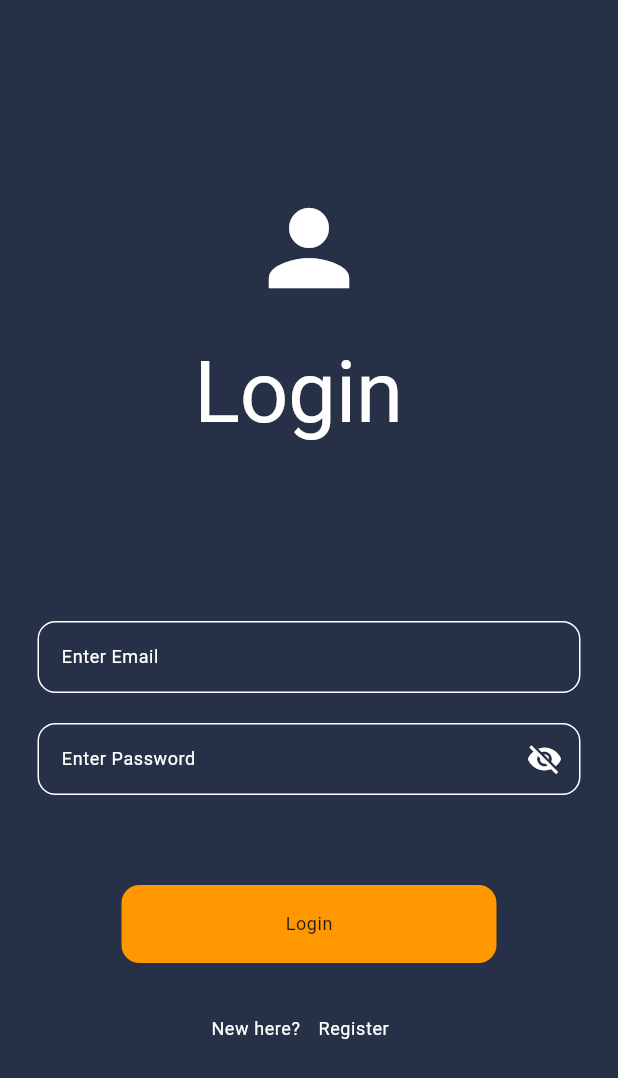
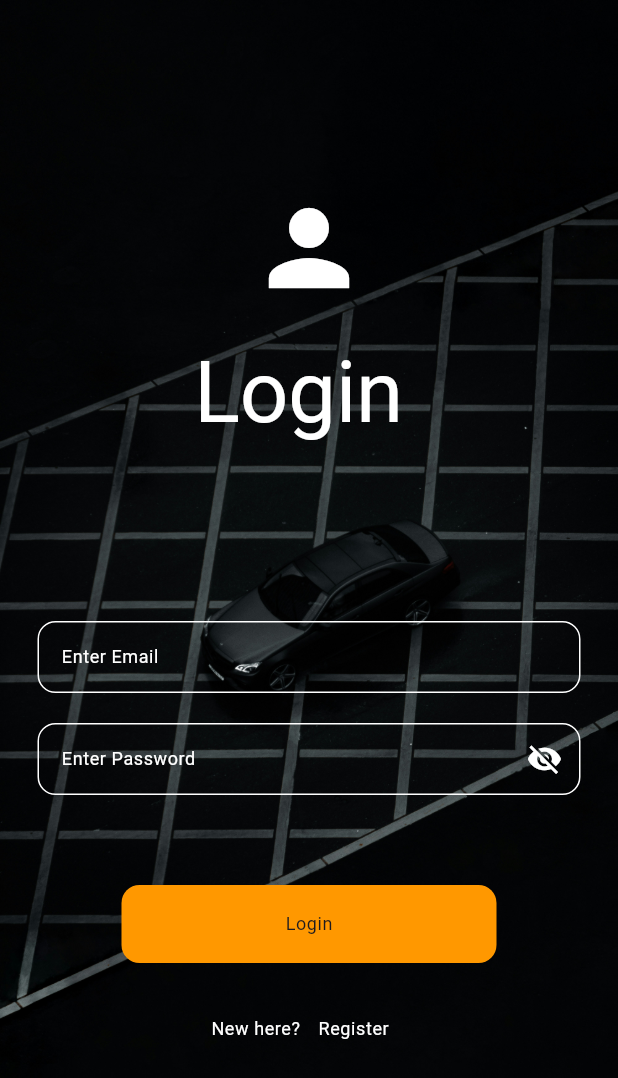
Before and after one commit to Bibinpeter/Car_Rental, a Flutter app: the screen it shows after launch, after a tap on an icon or button, on a phone screen of 412 x 824 dp. Shown: the top 1078 px of the screen. Run offline on Flutter 3.47's test engine with Material 3 defaults, Android fonts, the phone set to English and light mode, and no system bars; drawn by our look-alikes of widget_circular_animator; our stand-ins replace bloc, cloud_firestore, firebase_auth, firebase_core, flutter_bloc, flutter_map and 2 more; accounts and stored records are empty.

```diff
--- a/lib/application/presentation/screens/auth/auth_bloc/bloc/auth_state.dart
+++ b/lib/application/presentation/screens/auth/auth_bloc/bloc/auth_state.dart
@@ -7,6 +7,7 @@ class AuthInitial extends AuthState {}
 
 class AuthLoading extends AuthState{}
 
+// ignore: must_be_immutable
 class Authenticated extends AuthState{
 User? user;
   Authenticated(  this.user);
--- a/lib/application/presentation/screens/auth/splash/splash.dart
+++ b/lib/application/presentation/screens/auth/splash/splash.dart
@@ -1,6 +1,4 @@
-import 'package:animated_splash_screen/animated_splash_screen.dart';
 import 'package:carrental/application/presentation/screens/auth/auth_bloc/bloc/auth_bloc.dart';
-import 'package:carrental/application/presentation/screens/auth/view/login_view.dart';
 import 'package:flutter/material.dart';
 import 'package:flutter_bloc/flutter_bloc.dart';
 
@@ -29,12 +27,28 @@ class SplashPage extends StatelessWidget {
             Navigator.pushReplacementNamed(context, '/onboarding');
           }
         },
-        child: AnimatedSplashScreen(
-          splash: Image.asset('assets/images/splashcar.png'),
-          splashIconSize: 350,
-          nextScreen: LoginPage(),
-          splashTransition: SplashTransition.scaleTransition,
-          duration: 2000,
-        ));
+        child:Scaffold(
+      body: Container(
+        height: double.infinity,
+        width: double.infinity,
+        child: Column(
+          mainAxisAlignment: MainAxisAlignment.center,
+          children: [
+            Container(
+              child: Image.asset(
+                'assets/images/splashcar.png',
+                height: 350,
+                width: 350,
+              ),
+            ),
+            Text(
+              "Firebase Bloc App",
+              style: Theme.of(context).textTheme.displayLarge,
+            )
+          ],
+        ),
+      ),
+    ),
+    );
   }
 }
--- a/lib/application/presentation/screens/auth/view/login_view.dart
+++ b/lib/application/presentation/screens/auth/view/login_view.dart
@@ -4,18 +4,6 @@ import 'package:carrental/domain/constants/constants.dart';
 import 'package:flutter/material.dart';
 import 'package:flutter_bloc/flutter_bloc.dart';
 import 'package:widget_circular_animator/widget_circular_animator.dart';
-
-class LoginViewWrapper extends StatelessWidget {
-  const LoginViewWrapper({super.key});
-
-  @override
-  Widget build(BuildContext context) {
-    return BlocProvider(
-      create: (context) => AuthBloc(),
-      child: LoginPage(),
-    );
-  }
-}
 
 class LoginPage extends StatefulWidget {
   const LoginPage({super.key});
@@ -54,15 +42,28 @@ class _LoginPageState extends State<LoginPage> {
       }
 
       return Scaffold(
-          body: Container(
+        resizeToAvoidBottomInset: true,
+        body: Stack(
+          children: [
+
+            Positioned.fill(
+              child: Image.asset(
+                'assets/images/login.jpg',
+                fit: BoxFit.cover,
+              ),
+            ),
+            Container(
               padding: const EdgeInsets.symmetric(horizontal: 25),
               height: double.infinity,
               width: double.infinity,
+              child: SingleChildScrollView(
                 child: Column(
                   mainAxisAlignment: MainAxisAlignment.start,
                   children: [
                     const SizedBox(height: 100,),
                     const WidgetCircularAnimator(
+                      outerColor: Colors.orange,
+                      innerColor: Colors.orange,
                       size: 130,
                       child: Icon(
                         Icons.person,
@@ -79,6 +80,7 @@ class _LoginPageState extends State<LoginPage> {
                       height: 120,
                     ),
                     CustomTextFormField(
+                      keyboardType: TextInputType.emailAddress,
                         controller: _emailController, hintText: "Enter Email"),
                     const SizedBox(
                       height: 20,
@@ -134,7 +136,11 @@ class _LoginPageState extends State<LoginPage> {
                     )
                   ],
                 ),
-      ));
+              ),
+            ),
+          ],
+        ),
+      );
     });
   }
 }
--- a/lib/application/presentation/screens/auth/view/onboarding.dart
+++ b/lib/application/presentation/screens/auth/view/onboarding.dart
@@ -41,7 +41,7 @@ class OnboardingPage extends StatelessWidget {
                   height: 54,
                   child: ElevatedButton(
                       onPressed: (){
-                         Navigator.push(context, MaterialPageRoute(builder: (context) => LoginViewWrapper(),));
+                         Navigator.push(context, MaterialPageRoute(builder: (context) => LoginPage(),));
                       },
                       style: ElevatedButton.styleFrom(
                         foregroundColor: Colors.black,
--- a/lib/application/presentation/screens/auth/widgets/customtextformfield.dart
+++ b/lib/application/presentation/screens/auth/widgets/customtextformfield.dart
@@ -13,21 +13,19 @@ class CustomTextFormField extends StatefulWidget {
   final TextStyle? errorStyle;
   final Widget? prefixIcon;
   final Widget? suffixIcon;
-  // ignore: prefer_typing_uninitialized_variables
-  final type;
+  final TextInputType? keyboardType;
   final TextStyle? style;
-  // ignore: prefer_typing_uninitialized_variables
-  final maxlines;
+  final int maxLines;
 
   const CustomTextFormField({
     super.key,
     this.hintstyle,
     this.errorStyle,
+    this.keyboardType,
     this.readOnly = false,
     this.style,
     required this.controller,
-    this.maxlines = 1,
-    this.type = TextInputType.text,
+    this.maxLines = 1,
     required this.hintText,
     this.obscureText = false,
     this.validator,
@@ -38,7 +36,6 @@ class CustomTextFormField extends StatefulWidget {
   });
 
   @override
-  // ignore: library_private_types_in_public_api
   _CustomTextFormFieldState createState() => _CustomTextFormFieldState();
 }
 
@@ -50,8 +47,8 @@ class _CustomTextFormFieldState extends State<CustomTextFormField> {
     return TextFormField(
       readOnly: widget.readOnly,
       style: widget.style ?? Theme.of(context).textTheme.bodySmall!.copyWith(color: const Color.fromARGB(255, 194, 87, 87)),
-      maxLines: widget.maxlines,
-      keyboardType: widget.type,
+      maxLines: widget.maxLines,
+      keyboardType: widget.keyboardType,
       controller: widget.controller,
       decoration: InputDecoration(
         errorStyle: const TextStyle(color: Colors.red),
--- a/lib/application/presentation/screens/usersscreen/mapdetails.dart
+++ b/lib/application/presentation/screens/usersscreen/mapdetails.dart
@@ -30,7 +30,7 @@ class MapsDetailsPage extends StatelessWidget {
             children: [
           TileLayer(
             urlTemplate: "https://{s}.tile.openstreetmap.org/{z}/{x}/{y}.png",
-            subdomains: const ['a','b','c',],
+              subdomains: const ['a','b','c',],
           )
             ]
 
@@ -140,7 +140,7 @@ Widget carDetailsCard({required Car car}) {
         Positioned(
           top: 50,
           right: 20,
-          child: Image.asset('assets/white_car.png'),
+          child: Image.asset('assets/images/white_car.png'),
         ),
       ],
     ),
--- a/lib/main.dart
+++ b/lib/main.dart
@@ -1,15 +1,23 @@
+import 'package:carrental/application/bloc/bloc/car_bloc.dart';
+import 'package:carrental/application/presentation/screens/auth/auth_bloc/bloc/auth_bloc.dart';
 import 'package:carrental/application/presentation/screens/auth/splash/splash.dart';
 import 'package:carrental/application/presentation/screens/auth/view/login_view.dart';
 import 'package:carrental/application/presentation/screens/auth/view/onboarding.dart';
 import 'package:carrental/application/presentation/screens/auth/view/register.dart';
 import 'package:carrental/application/presentation/screens/usersscreen/carlist.dart';
 import 'package:carrental/firebase_options.dart';
+import 'package:carrental/injection_container.dart';
 import 'package:firebase_core/firebase_core.dart';
 import 'package:flutter/material.dart';
+import 'package:flutter_bloc/flutter_bloc.dart';
 
 void main() async {
   WidgetsFlutterBinding.ensureInitialized();
   await Firebase.initializeApp(options: DefaultFirebaseOptions.currentPlatform);
+
+  // Initialize dependency injection
+  initInjection();
+
   runApp(const MyApp());
 }
 
@@ -18,19 +26,25 @@ class MyApp extends StatelessWidget {
 
   @override
   Widget build(BuildContext context) {
-    return MaterialApp(
+    return MultiBlocProvider(
+      providers: [
+       BlocProvider( create: (_) => getIt<CarBloc>()..add(LoadCars()),),
+       BlocProvider(create: (_)=>AuthBloc())
+      ],
+      child: MaterialApp(
         theme: ThemeData(
-        scaffoldBackgroundColor:  const Color(0xfff263147),
+          scaffoldBackgroundColor: Colors.black
         ),
         debugShowCheckedModeBanner: false,
-      initialRoute: '/', // Specify the initial route
+        initialRoute: '/',
         routes: {
-        '/': (context) => const SplashPageWrapper(), // Define the default route
-        '/login': (context) => const LoginViewWrapper(),
+          '/': (context) => const SplashPageWrapper(),
+          '/login': (context) => const LoginPage(),
           '/home': (context) => const CarListScreen(),
-        '/register': (context) => const RegisterPageWrapper(),
+          '/register': (context) => const RegisterPage(),
           '/onboarding': (context) => const OnboardingPage(),
         },
+      ),
     );
   }
 }
--- a/pubspec.yaml
+++ b/pubspec.yaml
@@ -2,7 +2,7 @@ name: carrental
 description: "A new Flutter project."
 # The following line prevents the package from being accidentally published to
 # pub.dev using `flutter pub publish`. This is preferred for private packages.
-publish_to: 'none' # Remove this line if you wish to publish to pub.dev
+publish_to: "none" # Remove this line if you wish to publish to pub.dev
 
 # The following defines the version and build number for your application.
 # A version number is three numbers separated by dots, like 1.2.43
@@ -19,7 +19,7 @@ publish_to: 'none' # Remove this line if you wish to publish to pub.dev
 version: 1.0.0+1
 
 environment:
-  sdk: '>=3.3.4 <4.0.0'
+  sdk: ">=3.3.4 <4.0.0"
 
 # Dependencies specify other packages that your package needs in order to work.
 # To automatically upgrade your package dependencies to the latest versions
@@ -30,7 +30,6 @@ environment:
 dependencies:
   flutter:
     sdk: flutter
-
 
   # The following adds the Cupertino Icons font to your application.
   # Use with the CupertinoIcons class for iOS style icons.
@@ -62,7 +61,6 @@ dev_dependencies:
 
 # The following section is specific to Flutter packages.
 flutter:
-
   # The following line ensures that the Material Icons font is
   # included with your application, so that you can use the icons in
   # the material Icons class.
```
Also changed, not shown: lib/application/presentation/screens/auth/view/register.dart (+46 -60 lines), lib/application/presentation/screens/usersscreen/cardetailpage.dart (+5 -4 lines), lib/application/presentation/screens/usersscreen/carlist.dart (+26 -6 lines), lib/application/presentation/widgets/car_card.dart (+10 -10 lines), lib/injection_container.dart (+6 -8 lines), assets/images/login.jpg (added), 1 other file. Lines whose indentation alone changed are shown as unchanged.
